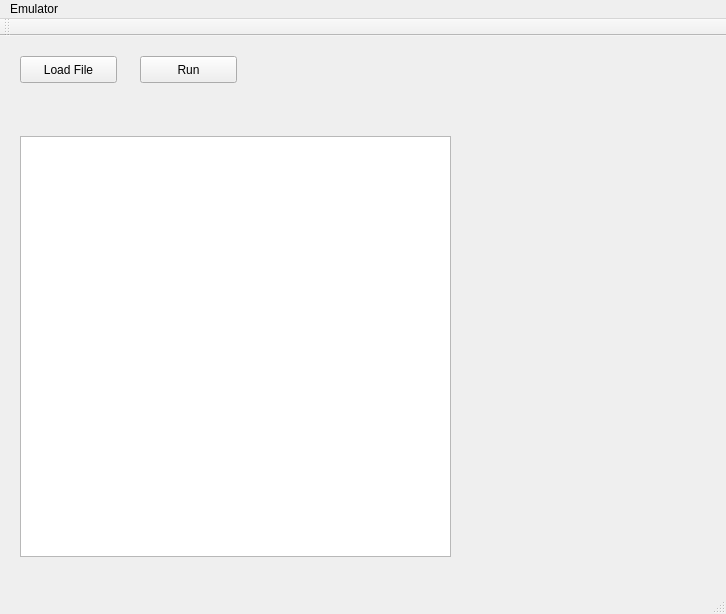
This is mainwindow.ui in Nossica/2416Emulator as Qt 5 draws it before an edit. The edited form follows.
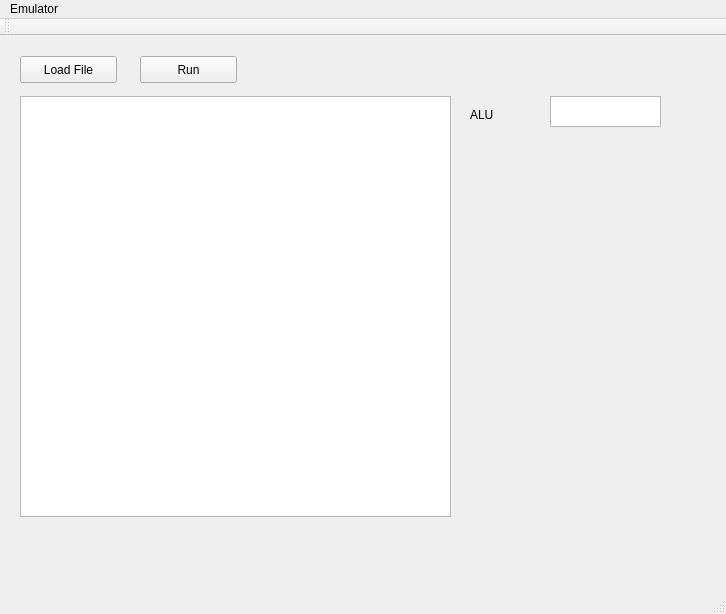
This is the edited form.

The edit to the form file:
```diff
--- a/mainwindow.ui
+++ b/mainwindow.ui
@@ -18,7 +18,7 @@
     <property name="geometry">
      <rect>
       <x>20</x>
-      <y>100</y>
+      <y>60</y>
       <width>431</width>
       <height>421</height>
      </rect>
@@ -50,6 +50,29 @@
      <string>Run</string>
     </property>
    </widget>
+   <widget class="QTextEdit" name="ALU">
+    <property name="geometry">
+     <rect>
+      <x>550</x>
+      <y>60</y>
+      <width>111</width>
+      <height>31</height>
+     </rect>
+    </property>
+   </widget>
+   <widget class="QLabel" name="label">
+    <property name="geometry">
+     <rect>
+      <x>470</x>
+      <y>70</y>
+      <width>67</width>
+      <height>17</height>
+     </rect>
+    </property>
+    <property name="text">
+     <string>ALU</string>
+    </property>
+   </widget>
   </widget>
   <widget class="QMenuBar" name="menuBar">
    <property name="geometry">
```
